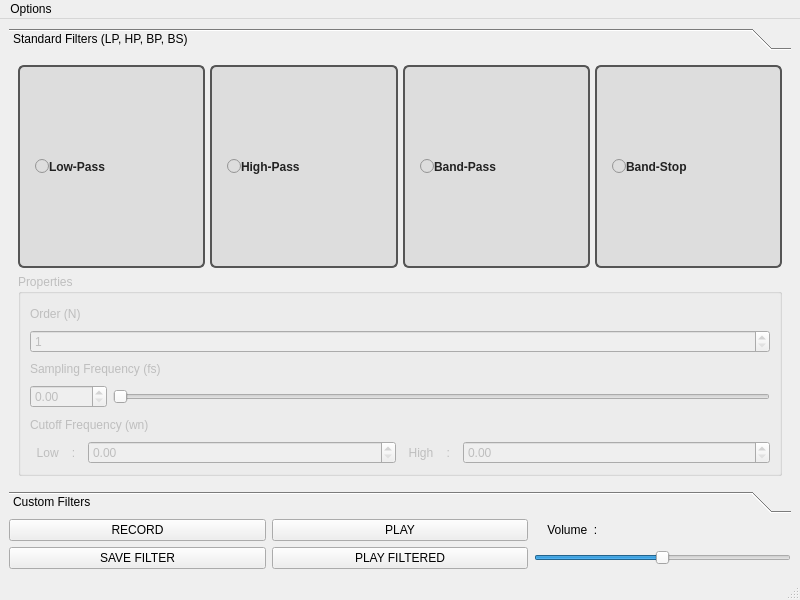
Before: the Qt Designer form mainwindow.ui in Rishab-S-K/voice_filter, drawn with Qt 5.
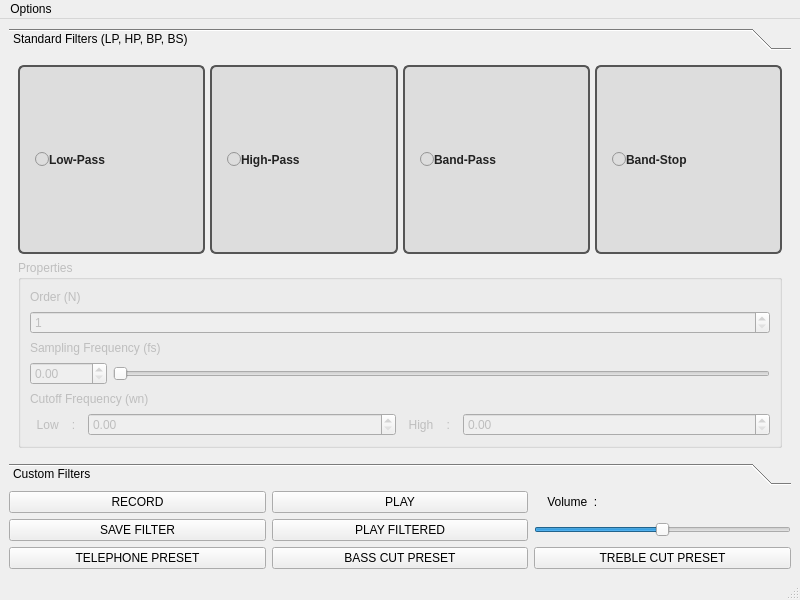
After: the same form once the commit is applied.

Commit message: Added preset filters + UI changes + some safety checks

The edit to the form file:
```diff
--- a/mainwindow.ui
+++ b/mainwindow.ui
@@ -26,7 +26,7 @@
          <x>0</x>
          <y>0</y>
          <width>782</width>
-         <height>417</height>
+         <height>387</height>
         </rect>
        </property>
        <attribute name="label">
@@ -337,20 +337,6 @@
     </item>
     <item>
      <layout class="QGridLayout" name="gridLayout">
-      <item row="1" column="1">
-       <widget class="QPushButton" name="playFiltered">
-        <property name="text">
-         <string>PLAY FILTERED</string>
-        </property>
-       </widget>
-      </item>
-      <item row="0" column="1">
-       <widget class="QPushButton" name="play">
-        <property name="text">
-         <string>PLAY</string>
-        </property>
-       </widget>
-      </item>
       <item row="0" column="2">
        <widget class="QLabel" name="label_3">
         <property name="text">
@@ -358,10 +344,10 @@
         </property>
        </widget>
       </item>
-      <item row="1" column="0">
-       <widget class="QPushButton" name="saveFilter">
+      <item row="2" column="1">
+       <widget class="QPushButton" name="playFiltered">
         <property name="text">
-         <string>SAVE FILTER</string>
+         <string>PLAY FILTERED</string>
         </property>
        </widget>
       </item>
@@ -372,7 +358,14 @@
         </property>
        </widget>
       </item>
-      <item row="1" column="2">
+      <item row="2" column="0">
+       <widget class="QPushButton" name="saveFilter">
+        <property name="text">
+         <string>SAVE FILTER</string>
+        </property>
+       </widget>
+      </item>
+      <item row="2" column="2">
        <widget class="QSlider" name="volumeSlider">
         <property name="sizePolicy">
          <sizepolicy hsizetype="Preferred" vsizetype="Fixed">
@@ -394,6 +387,34 @@
         </property>
        </widget>
       </item>
+      <item row="0" column="1">
+       <widget class="QPushButton" name="play">
+        <property name="text">
+         <string>PLAY</string>
+        </property>
+       </widget>
+      </item>
+      <item row="3" column="0">
+       <widget class="QPushButton" name="telephonePresetButton">
+        <property name="text">
+         <string>TELEPHONE PRESET</string>
+        </property>
+       </widget>
+      </item>
+      <item row="3" column="1">
+       <widget class="QPushButton" name="bassCutPresetButton">
+        <property name="text">
+         <string>BASS CUT PRESET</string>
+        </property>
+       </widget>
+      </item>
+      <item row="3" column="2">
+       <widget class="QPushButton" name="trebleCutPresetButton">
+        <property name="text">
+         <string>TREBLE CUT PRESET</string>
+        </property>
+       </widget>
+      </item>
      </layout>
     </item>
    </layout>
```
Left out of the diff: 4 changed lines with no effect on the pictures. The commit also changes 2 other files.
